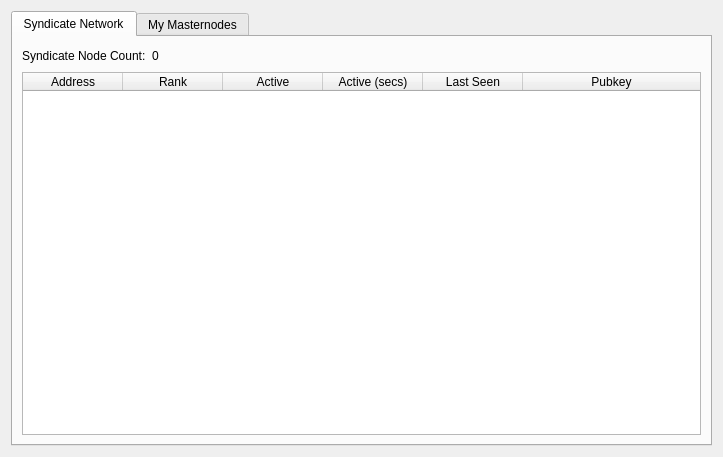
Qt form src/qt/forms/masternodemanager.ui (SyndicateLabs/SyndicateQT) before a commit.
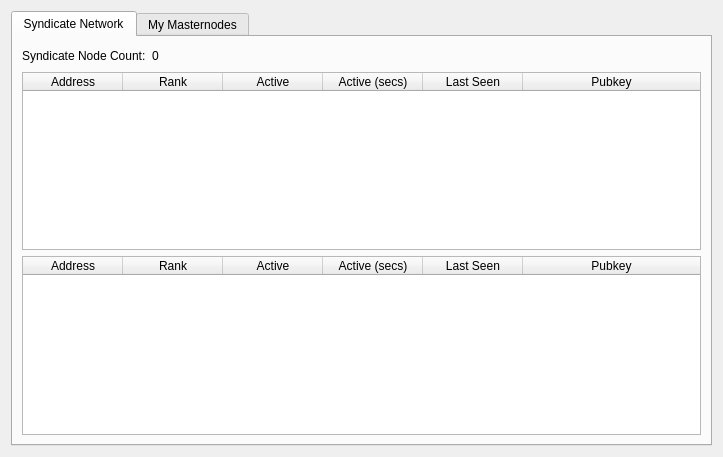
The same form after that commit. The open tabs and pages were chosen to show the change.

Commit message: Fix the freeze issue

Patch:
```diff
--- a/src/qt/forms/masternodemanager.ui
+++ b/src/qt/forms/masternodemanager.ui
@@ -78,6 +78,55 @@
            </column>
           </widget>
          </item>
+         <item row="2" column="0">
+          <widget class="QTableWidget" name="tableWidget_3">
+           <property name="editTriggers">
+            <set>QAbstractItemView::NoEditTriggers</set>
+           </property>
+           <property name="alternatingRowColors">
+            <bool>true</bool>
+           </property>
+           <property name="selectionBehavior">
+            <enum>QAbstractItemView::SelectRows</enum>
+           </property>
+           <property name="sortingEnabled">
+            <bool>true</bool>
+           </property>
+           <attribute name="horizontalHeaderStretchLastSection">
+            <bool>true</bool>
+           </attribute>
+           <column>
+            <property name="text">
+             <string>Address</string>
+            </property>
+           </column>
+           <column>
+            <property name="text">
+             <string>Rank</string>
+            </property>
+           </column>
+           <column>
+            <property name="text">
+             <string>Active</string>
+            </property>
+           </column>
+           <column>
+            <property name="text">
+             <string>Active (secs)</string>
+            </property>
+           </column>
+           <column>
+            <property name="text">
+             <string>Last Seen</string>
+            </property>
+           </column>
+           <column>
+            <property name="text">
+             <string>Pubkey</string>
+            </property>
+           </column>
+          </widget>
+         </item>
          <item row="0" column="0">
           <layout class="QHBoxLayout" name="horizontalLayout_3">
            <property name="bottomMargin">
```
